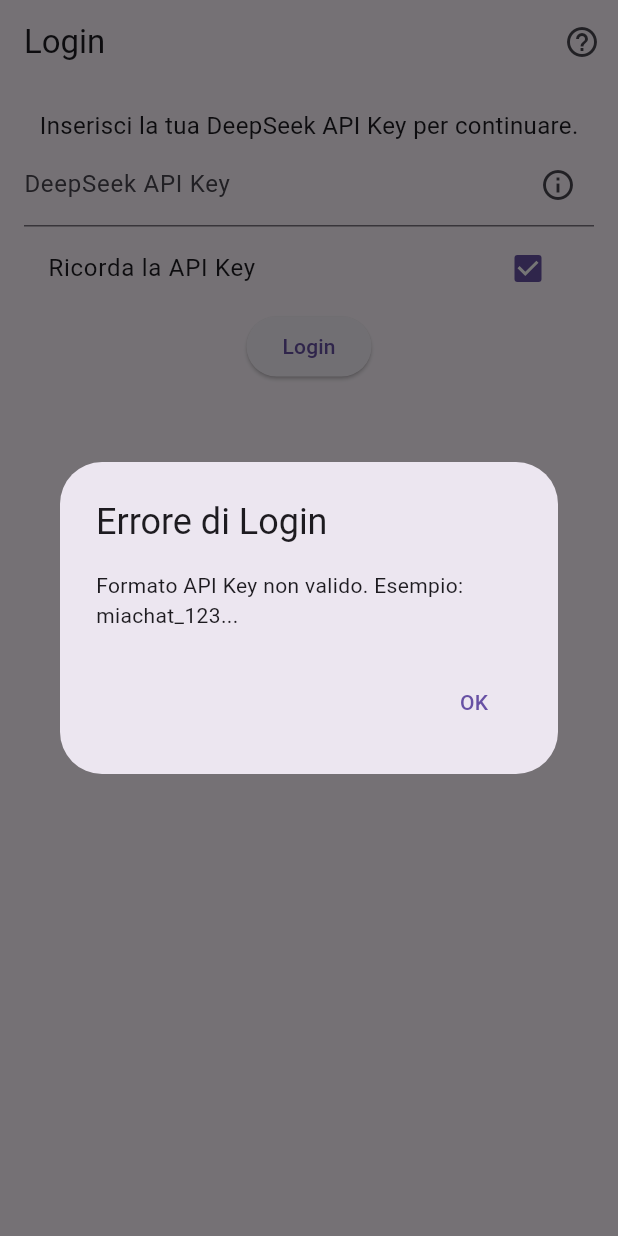
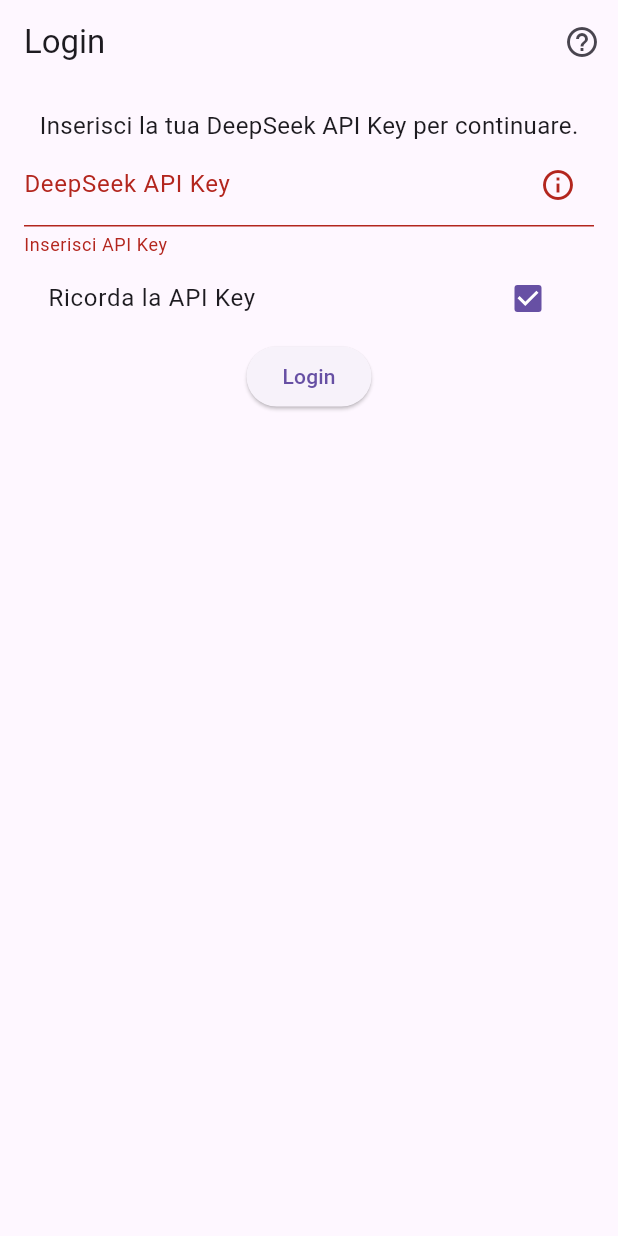
Before and after one commit to Awstaff007/miachat_requester, a Flutter app: the screen it shows after launch, after a tap on "Login", on a phone screen of 412 x 824 dp. Run offline on Flutter 3.47's test engine with Material 3 defaults, Android fonts, the phone set to English and light mode, and no system bars; our stand-ins replace firebase_core, firebase_messaging, flutter_local_notifications, flutter_secure_storage, rxdart, shared_preferences; accounts and stored records are empty; statements that could not run were skipped.

Commit message:
Correzione errori codice

```diff
--- a/lib/login_screen.dart
+++ b/lib/login_screen.dart
@@ -4,39 +4,28 @@ import 'package:flutter/material.dart';
 import 'package:flutter_secure_storage/flutter_secure_storage.dart';
 import 'home_screen.dart';
 import 'help_screen.dart';
+import 'utils/validators.dart';
 
 class LoginScreen extends StatefulWidget {
+  const LoginScreen({super.key});
+
   @override
-  _LoginScreenState createState() => _LoginScreenState();
+  State<LoginScreen> createState() => _LoginScreenState();
 }
 
 class _LoginScreenState extends State<LoginScreen> {
-  final _storage = FlutterSecureStorage();
+  final _formKey = GlobalKey<FormState>();
   final _apiKeyController = TextEditingController();
+  final _storage = FlutterSecureStorage();  // Spostato qui
   bool _rememberMe = true;
 
-  // Aggiunta regex validazione API Key
-  bool _validateApiKey(String key) {
-    const pattern = r'^miachat_[A-Za-z0-9]{40}$';
-    return RegExp(pattern).hasMatch(key);
-  }
-
-  // Modificata funzione _login
   Future<void> _login() async {
+    if (_formKey.currentState!.validate()) {
       final apiKey = _apiKeyController.text.trim();
-
-    if (!_validateApiKey(apiKey)) { // <-- Validazione aggiunta
-      _showErrorDialog('Formato API Key non valido. Esempio: miachat_123...');
-      return;
-    }
-
-    if (apiKey.isNotEmpty) {
       if (_rememberMe) {
         await _storage.write(key: 'apiKey', value: apiKey);
       }
       Navigator.pushReplacementNamed(context, '/home');
-    } else {
-      _showErrorDialog('Per favore, inserisci una API Key valida.');
     }
   }
 
@@ -77,21 +66,24 @@ class _LoginScreenState extends State<LoginScreen> {
       ),
       body: Padding(
         padding: const EdgeInsets.all(16.0),
+        child: Form(
+          key: _formKey,
           child: Column(
             children: [
               Text(
                 'Inserisci la tua DeepSeek API Key per continuare.',
                 style: TextStyle(fontSize: 16),
               ),
-            TextField(
+              TextFormField(
                 controller: _apiKeyController,
-              decoration: InputDecoration(
+                validator: MiaChatValidators.apiKeyValidator,
+                decoration: const InputDecoration(
                   labelText: 'DeepSeek API Key',
+                  hintText: 'miachat_prod_123e4567-...',
                   suffixIcon: IconButton(
                     icon: Icon(Icons.info_outline),
                     onPressed: () {
-                    _showInfoDialog(
-                        'Inserisci la tua DeepSeek API Key. Puoi ottenerla dal tuo account sul sito di DeepSeek.');
+                      _showInfoDialog('Inserisci la tua DeepSeek API Key. Puoi ottenerla dal tuo account sul sito di DeepSeek.'); // Modificato
                     },
                   ),
                 ),
@@ -110,6 +102,7 @@ class _LoginScreenState extends State<LoginScreen> {
                 child: Text('Login'),
               ),
             ],
+          ),
         ),
       ),
     );
--- a/lib/main.dart
+++ b/lib/main.dart
@@ -1,4 +1,4 @@
-// #### **lib/main.dart**
+// lib/main.dart
 
 import 'package:flutter/material.dart';
 import 'package:firebase_core/firebase_core.dart';
@@ -7,11 +7,25 @@ import 'home_screen.dart';
 import 'log_screen.dart';
 import 'notification_service.dart';
 import 'package:flutter_secure_storage/flutter_secure_storage.dart';
+import 'components/error_boundary.dart'; // Aggiunto
 
 void main() async {
   WidgetsFlutterBinding.ensureInitialized();
-  await Firebase.initializeApp();
-  await NotificationService().init();
+
+  try {
+    await Firebase.initializeApp(
+      options: const FirebaseOptions(
+        apiKey: 'AIzaSy...',
+        appId: '1:123...',
+        messagingSenderId: '123...',
+        projectId: 'miachat-...',
+      ),
+    );
+  } catch (e) {
+    print('Firebase initialization error: $e');
+  }
+
+  await NotificationService().init(); // Inizializzazione NotificationService
 
   // Error boundary globale
   FlutterError.onError = (details) {
@@ -21,12 +35,16 @@ void main() async {
     );
   };
 
-  runApp(ErrorBoundary(
-    fallback: (error, stack) => Material(
-      child: Center(child: Text('Errore critico: ${error.toString()}')),
+  runApp(
+    ErrorBoundary(
+      fallback: (error, stack) => Material(
+        child: Center(
+          child: Text('Errore critico: ${error.toString()}'),
+        ),
+      ),
+      child: const MyApp(),
     ),
-    child: MyApp(),
-  ));
+  );
 }
 
 class MyApp extends StatelessWidget {
@@ -63,7 +81,7 @@ class MyApp extends StatelessWidget {
         '/logs': (context) => LogScreen(),
         '/help': (context) => HelpScreen(),
       },
-      onGenerateRoute: (settings) {  // Aggiunto onGenerateRoute
+      onGenerateRoute: (settings) {
         switch (settings.name) {
           case '/home':
             return SlideRightRoute(page: HomeScreen());
```
Also changed, not shown: lib/log_screen.dart (+41 -12 lines), lib/notification_service.dart (+39 -5 lines), lib/utils/circuit_breaker.dart (+21 -20 lines), pubspec.yaml (+10 -7 lines). Lines whose indentation alone changed are shown as unchanged.
